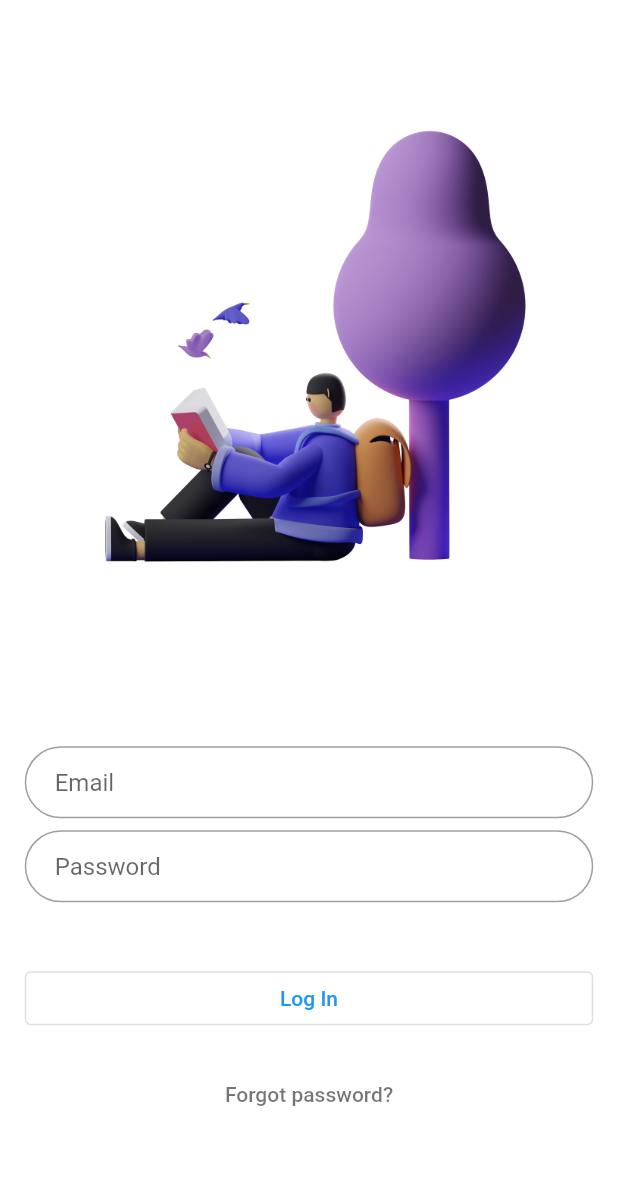
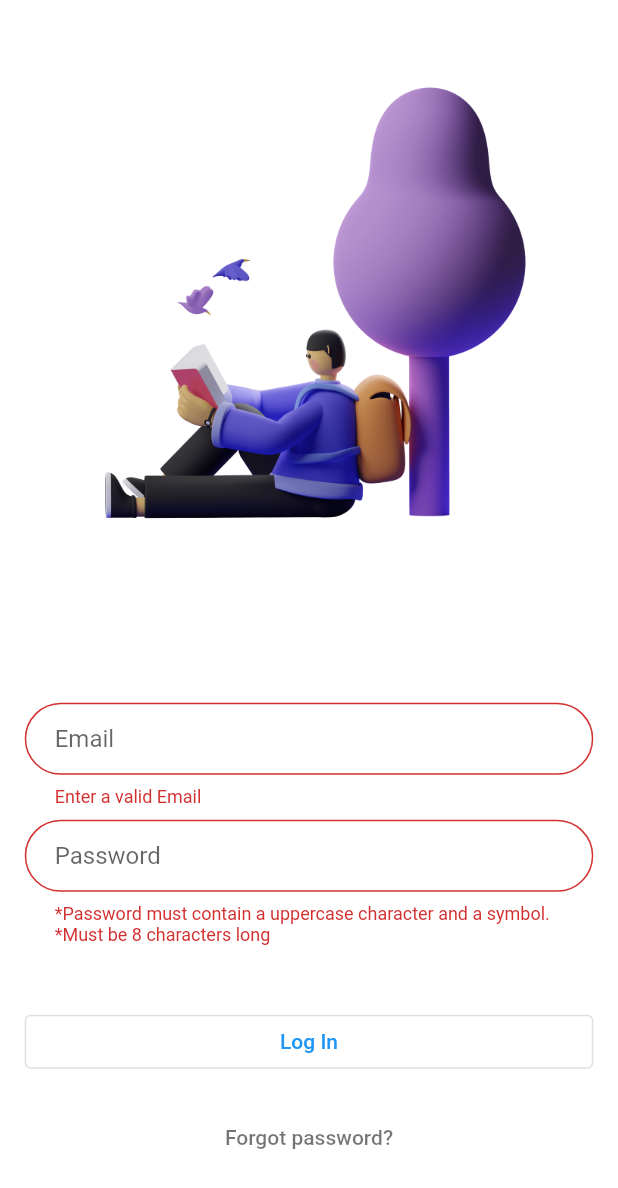
Before and after one commit to piyushwani004/medical_servey_app, a Flutter app: the screen it shows after launch, after a tap on "Log In", on a phone screen of 412 x 824 dp. Shown: the top 1188 px of the screen. Run offline on Flutter 3.47's test engine with Material 2 defaults, Android fonts, the light colour scheme and no system bars; our stand-ins replace google_fonts.

Commit message:
email password validation

```diff
--- a/lib/pages/auth/login.dart
+++ b/lib/pages/auth/login.dart
@@ -1,4 +1,5 @@
 import 'package:flutter/material.dart';
+import 'package:medical_servey_app/utils/functions.dart';
 import 'package:medical_servey_app/utils/image_utils.dart';
 import 'package:medical_servey_app/widgets/common.dart';
 
@@ -8,8 +9,16 @@ class LoginPage extends StatefulWidget {
 }
 
 class _LoginPageState extends State<LoginPage> {
+  final formKeyEmailPass = GlobalKey<FormState>();
+  var width, height;
+  Map<String ,String> emailPassword = {};
 
-  var width, height;
+
+  onLoginPressed(){
+    if(formKeyEmailPass.currentState!.validate()){
+      formKeyEmailPass.currentState!.save();
+    }
+  }
 
   @override
   Widget build(BuildContext context) {
@@ -27,11 +36,18 @@ class _LoginPageState extends State<LoginPage> {
     final email = TextFormField(
       keyboardType: TextInputType.emailAddress,
       autofocus: false,
+      onSaved: (email){
+        emailPassword["email"] = email!;
+      },
+      validator: (email) => emailValidator(email!),
       decoration: Common.textFormFieldInputDecoration(labelText: "Email"),
-
     );
 
     final password = TextFormField(
+      validator: (password) => passwordValidator(password!),
+      onSaved: (password){
+        emailPassword["password"] = password!;
+      },
       autofocus: false,
       obscureText: true,
       decoration: Common.textFormFieldInputDecoration(labelText: "Password"),
@@ -41,7 +57,9 @@ class _LoginPageState extends State<LoginPage> {
       padding: EdgeInsets.symmetric(vertical: 16.0),
       child: OutlinedButton(
         style: Common.buttonStyle(),
-        onPressed: () {  },
+        onPressed: () {
+          onLoginPressed();
+        },
         child: Text('Log In', style: TextStyle(color: Colors.blue)),
       ),
     );
@@ -54,10 +72,7 @@ class _LoginPageState extends State<LoginPage> {
       onPressed: () {},
     );
 
-
-
     return Scaffold(
-
       backgroundColor: Colors.white,
       body: Center(
         child: ListView(
@@ -65,10 +80,17 @@ class _LoginPageState extends State<LoginPage> {
           padding: Common.leftRightPadding(mHeight: height),
           children: <Widget>[
             logo,
-            SizedBox(height: 48.0),
-            email,
-            SizedBox(height: 8.0),
-            password,
+            Form(
+              key: formKeyEmailPass,
+              child: Column(
+                children: [
+                  SizedBox(height: 48.0),
+                  email,
+                  SizedBox(height: 8.0),
+                  password,
+                ],
+              ),
+            ),
             SizedBox(height: 24.0),
             loginButton,
             forgotLabel
--- a/lib/utils/functions.dart
+++ b/lib/utils/functions.dart
@@ -0,0 +1,19 @@
+
+
+ String? emailValidator(String text){
+   bool validEmail = RegExp(r'^[a-zA-Z0-9+_.-]+@[a-zA-Z0-9.-]+$').hasMatch(text);
+   if (validEmail) {
+     return null;
+   } else {
+     return "Enter a valid Email";
+   }
+}
+
+String? passwordValidator(String text){
+  bool validPassword = RegExp(r'^(?=.*[a-z])(?=.*[A-Z])(?=.*\d)(?=.*[#$@!%&*?])[A-Za-z\d#$@!%&*?]{8,30}$').hasMatch(text);
+  if (validPassword) {
+    return null;
+  } else {
+    return "*Password must contain a uppercase character and a symbol.\n*Must be 8 characters long";
+  }
+}
```
